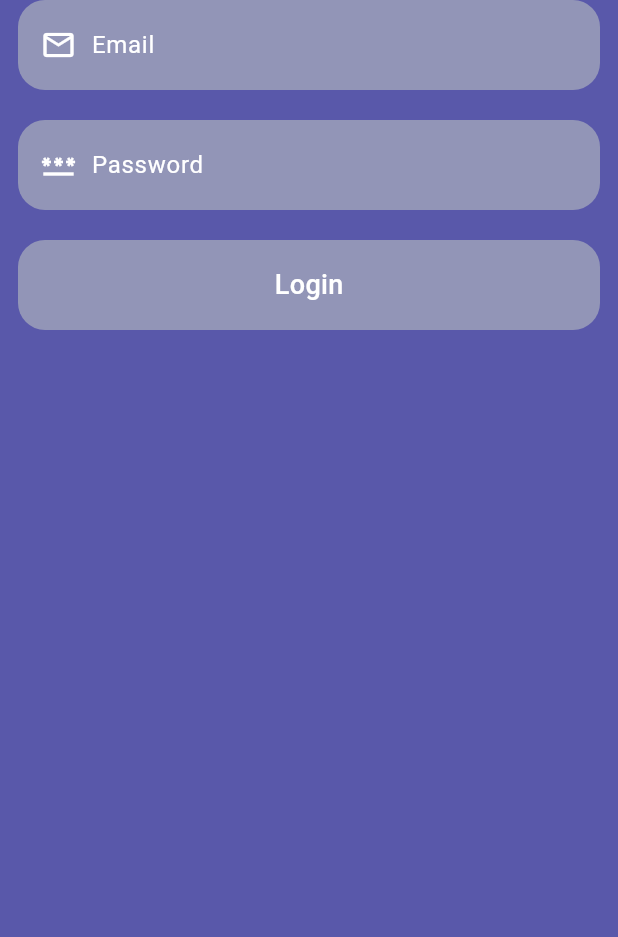
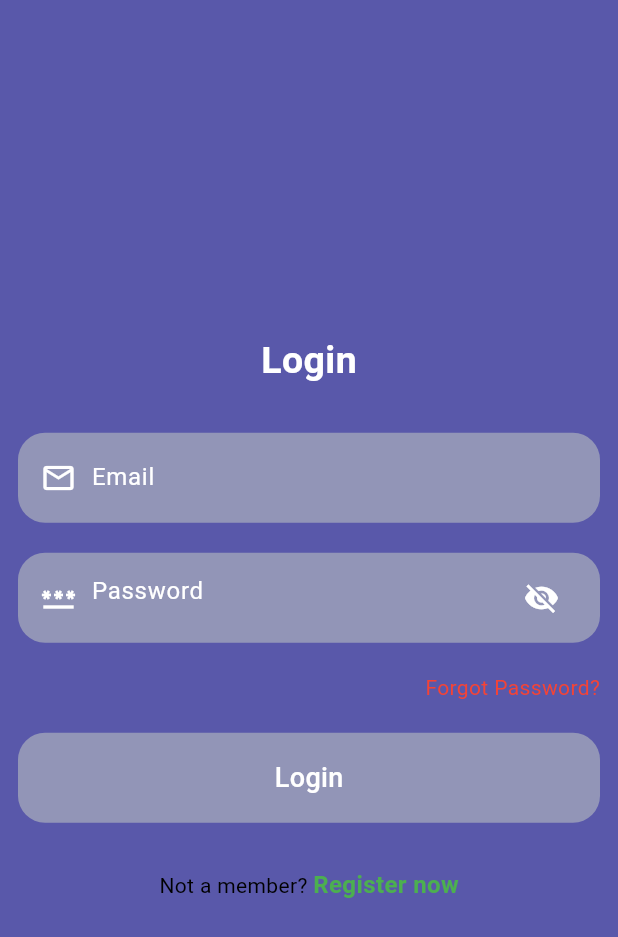
Before and after one commit to md-miyam/email_auth_firebase_learn, a Flutter app: the screen it shows after launch, on a phone screen of 412 x 824 dp. Shown: the top 937 px of the screen. Run offline on Flutter 3.47's test engine with Material 3 defaults, Android fonts, the light colour scheme and no system bars; our stand-ins replace firebase_auth, firebase_core, get; accounts and stored records are empty.

Commit message:
email/pass aut & email verification added

```diff
--- a/lib/main.dart
+++ b/lib/main.dart
@@ -1,14 +1,12 @@
 import 'package:firebase_core/firebase_core.dart';
 import 'package:flutter/material.dart';
+import 'package:get/get_navigation/src/root/get_material_app.dart';
+import 'firebase_options.dart';
+import 'modules/wrapper/wrapper.dart';
 
-import 'firebase_options.dart';
-import 'modules/home/home_view/home_view.dart';
-
-void main ()async{
+void main() async {
   WidgetsFlutterBinding.ensureInitialized();
-  await Firebase.initializeApp(
-    options: DefaultFirebaseOptions.currentPlatform,
-  );
+  await Firebase.initializeApp(options: DefaultFirebaseOptions.currentPlatform);
   runApp(const MyApp());
 }
 
@@ -18,13 +16,13 @@ class MyApp extends StatelessWidget {
   // This widget is the root of your application.
   @override
   Widget build(BuildContext context) {
-    return MaterialApp(
+    return GetMaterialApp(
       title: 'Flutter Demo',
       debugShowCheckedModeBanner: false,
       theme: ThemeData(
         colorScheme: ColorScheme.fromSeed(seedColor: Colors.deepPurple),
       ),
-      home: const HomeView(),
+      home: const Wrapper(),
     );
   }
 }
--- a/lib/modules/common_widgets/custom_text_field.dart
+++ b/lib/modules/common_widgets/custom_text_field.dart
@@ -39,6 +39,7 @@ class _CustomTextFieldState extends State<CustomTextField> {
             const SizedBox(width: 10),
             Expanded(
               child: TextField(
+                style: TextStyle(color: AppColor.textColor),
                 controller: widget.controller,
                 cursorColor: AppColor.myWhite,
                 keyboardType: widget.keyboardType,
--- a/lib/modules/home/home_view/home_view.dart
+++ b/lib/modules/home/home_view/home_view.dart
@@ -1,8 +1,6 @@
 import 'package:email_auth_firebase_learn/utils/app_color.dart';
+import 'package:firebase_auth/firebase_auth.dart';
 import 'package:flutter/material.dart';
-
-import '../../common_widgets/custom_button.dart';
-import '../../common_widgets/custom_text_field.dart';
 
 class HomeView extends StatefulWidget {
   const HomeView({super.key});
@@ -12,63 +10,46 @@ class HomeView extends StatefulWidget {
 }
 
 class _HomeViewState extends State<HomeView> {
+  User? user;
 
-  TextEditingController emailController = TextEditingController();
-  TextEditingController passwordController = TextEditingController();
+  @override
+  void initState() {
+    super.initState();
+    user = FirebaseAuth.instance.currentUser;
+  }
+
+  signOut() async {
+    await FirebaseAuth.instance.signOut();
+  }
 
   @override
   Widget build(BuildContext context) {
     return Scaffold(
+      appBar: AppBar(
+        backgroundColor: AppColor.textFieldColor,
+        title: const Text(
+          "Home View",
+          style: TextStyle(color: Colors.white, fontSize: 20),
+        ),
+        centerTitle: true,
+      ),
       backgroundColor: AppColor.backgroundColor,
 
       body: SafeArea(
-        child: SingleChildScrollView(
-          child: Padding(
-            padding: const EdgeInsets.symmetric(horizontal: 12),
-            child: Center(
-              child: Column(
-                // mainAxisAlignment: MainAxisAlignment.center,
-                // crossAxisAlignment: CrossAxisAlignment.start,
-                children: [
-
-                  CustomTextField(
-                    controller: emailController,
-                    prefix: Icons.email_outlined,
-                    hintText: "Email",
-
-                  ),
-
-                  SizedBox(
-                    height: 20,
-                  ),
-
-                  CustomTextField(
-                    controller: passwordController,
-                    prefix: Icons.password_outlined,
-                    hintText: "Password",
-                  ),
-
-                  SizedBox(
-                    height: 20,
-                  ),
-
-
-                  CustomButton(
-                    buttonText: "Login",
-                    onTap: (){
-                      print(emailController);
-                    },
-                  ),
-
-
-
-                ],
-              ),
-            ),
+        child: Center(
+          child: Text(
+            user?.email ?? "No Email Found",
+            style: const TextStyle(fontSize: 20, color: Colors.white),
           ),
         ),
       ),
 
+      floatingActionButton: FloatingActionButton(
+        onPressed: () {
+          signOut();
+        },
+        child: const Icon(Icons.logout),
+      ),
     );
   }
 }
--- /dev/null
+++ b/lib/modules/login/login_view/login_view.dart
@@ -0,0 +1,131 @@
+import 'package:email_auth_firebase_learn/modules/forgot/forgot_view/forgot_view.dart';
+import 'package:firebase_auth/firebase_auth.dart';
+import 'package:flutter/material.dart';
+import '../../../utils/app_color.dart';
+import '../../common_widgets/custom_button.dart';
+import '../../common_widgets/custom_text_field.dart';
+import 'package:get/get.dart';
+
+import '../../signup/signup_view/signup_view.dart';
+
+class LoginView extends StatefulWidget {
+  const LoginView({super.key});
+
+  @override
+  State<LoginView> createState() => _LoginViewState();
+}
+
+class _LoginViewState extends State<LoginView> {
+  TextEditingController emailController = TextEditingController();
+  TextEditingController passwordController = TextEditingController();
+
+  signIn() async {
+    await FirebaseAuth.instance.signInWithEmailAndPassword(
+      email: emailController.text.trim(),
+      password: passwordController.text,
+    );
+  }
+
+  @override
+  Widget build(BuildContext context) {
+    return Scaffold(
+      backgroundColor: AppColor.backgroundColor,
+
+      body: SafeArea(
+        child: Padding(
+          padding: const EdgeInsets.symmetric(horizontal: 12),
+          child: Center(
+            child: Column(
+              mainAxisAlignment: MainAxisAlignment.center,
+              crossAxisAlignment: CrossAxisAlignment.center,
+              children: [
+                Text(
+                  'Login',
+                  style: TextStyle(
+                    color: Colors.white,
+                    fontSize: 25,
+                    fontWeight: FontWeight.bold,
+                  ),
+                ),
+
+                SizedBox(height: 30),
+
+                CustomTextField(
+                  controller: emailController,
+                  prefix: Icons.email_outlined,
+                  hintText: "Email",
+                  keyboardType: TextInputType.emailAddress,
+                ),
+
+                SizedBox(height: 20),
+
+                CustomTextField(
+                  controller: passwordController,
+                  prefix: Icons.password_outlined,
+                  hintText: "Password",
+                  isPassword: true,
+                  keyboardType: TextInputType.visiblePassword,
+                ),
+
+                SizedBox(height: 20),
+
+                Row(
+                  mainAxisAlignment: MainAxisAlignment.end,
+                  children: [
+                    InkWell(
+                      onTap: () {
+                        Get.to(ForgotView());
+                      },
+                      child: Text(
+                        'Forgot Password?',
+                        style: TextStyle(color: Colors.red, fontSize: 14),
+                      ),
+                    ),
+                  ],
+                ),
+
+                SizedBox(height: 20),
+
+                CustomButton(
+                  buttonText: "Login",
+                  onTap: () {
+                    signIn();
+                    print(emailController.text);
+                    print(passwordController.text);
+                  },
+                ),
+
+                SizedBox(height: 30),
+
+                // Register now text
+                Row(
+                  mainAxisAlignment: MainAxisAlignment.center,
+                  children: [
+                    Text(
+                      "Not a member? ",
+
+                      style: TextStyle(fontSize: 14, color: Colors.black),
+                    ),
+                    InkWell(
+                      onTap: () {
+                        Get.to(SignupView());
+                      },
+                      child: Text(
+                        "Register now",
+                        style: TextStyle(
+                          fontSize: 16,
+                          color: Colors.green,
+                          fontWeight: FontWeight.bold,
+                        ),
+                      ),
+                    ),
+                  ],
+                ),
+              ],
+            ),
+          ),
+        ),
+      ),
+    );
+  }
+}
--- /dev/null
+++ b/lib/modules/wrapper/wrapper.dart
@@ -0,0 +1,35 @@
+import 'package:email_auth_firebase_learn/modules/home/home_view/home_view.dart';
+import 'package:email_auth_firebase_learn/modules/verify_email/verify_email_view/verify_email_view.dart';
+import 'package:firebase_auth/firebase_auth.dart';
+import 'package:flutter/material.dart';
+import '../login/login_view/login_view.dart';
+
+class Wrapper extends StatefulWidget {
+  const Wrapper({super.key});
+
+  @override
+  State<Wrapper> createState() => _WrapperState();
+}
+
+class _WrapperState extends State<Wrapper> {
+  @override
+  Widget build(BuildContext context) {
+    return Scaffold(
+      body: StreamBuilder(
+        stream: FirebaseAuth.instance.authStateChanges(),
+        builder: (context, snapshot) {
+          if (snapshot.hasData) {
+            print(snapshot.data);
+            if (snapshot.data!.emailVerified) {
+              return HomeView();
+            } else {
+              return VerifyEmailView();
+            }
+          } else {
+            return LoginView();
+          }
+        },
+      ),
+    );
+  }
+}
--- a/pubspec.yaml
+++ b/pubspec.yaml
@@ -36,6 +36,8 @@ dependencies:
   cupertino_icons: ^1.0.8
   firebase_core: ^4.2.1
   firebase_auth: ^6.1.2
+  get: ^4.7.2
+
 
 dev_dependencies:
   flutter_test:
```
Also changed, not shown: lib/modules/forgot/forgot_view/forgot_view.dart (added, +71 -0 lines), lib/modules/signup/signup_view/signup_view.dart (added, +112 -0 lines), lib/modules/verify_email/verify_email_view/verify_email_view.dart (added, +85 -0 lines), pubspec.lock.
